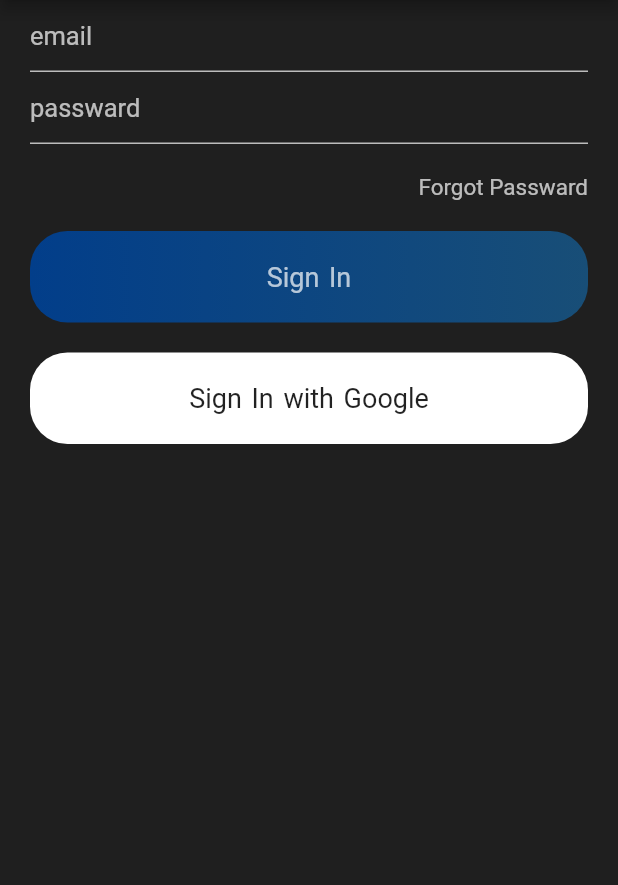
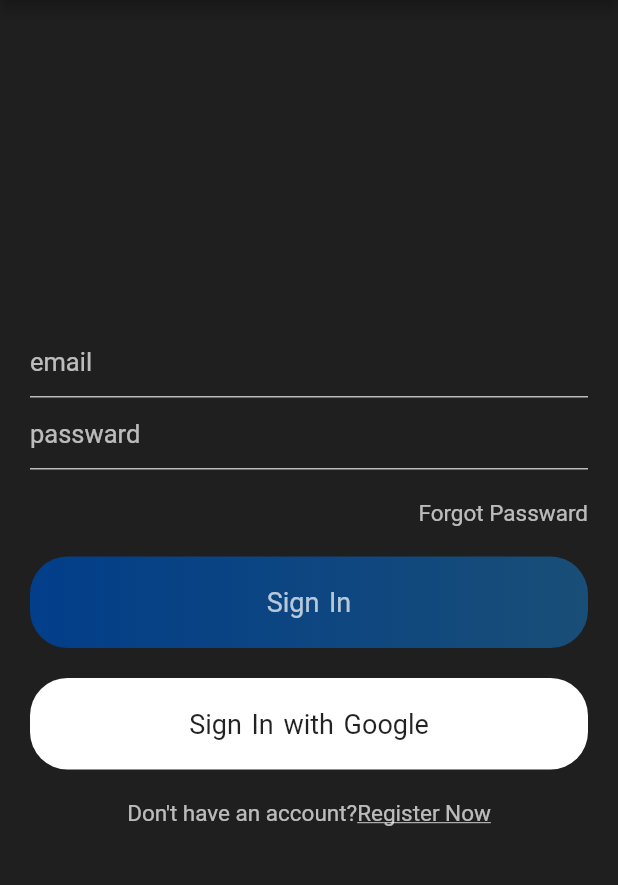
Before and after one commit to DARK-PROGRAMMER-I/Simple_Chat_App, a Flutter app: the screen it shows after launch, on a phone screen of 412 x 824 dp, the part 84-969 px from its top. Run offline on Flutter 3.47's test engine with Material 2 defaults, Android fonts, the phone set to English and light mode, and no system bars; our stand-ins replace google_fonts; missing offline and left inert: dart:ffi.

Commit message:
Simple_Chat_App

```diff
--- a/lib/views/signin.dart
+++ b/lib/views/signin.dart
@@ -17,11 +17,11 @@ class _SignInState extends State<SignIn> {
     return Scaffold(
       appBar: appBarMain(context),
       body: Container(
-        child: Center(
-          child: Padding(
+        child: Padding(
 
             padding: const EdgeInsets.symmetric(horizontal: 20),
             child: Column(
+              mainAxisAlignment: MainAxisAlignment.center,
               children: [
                 TextField(
                 decoration: hint_text("email"),
@@ -84,12 +84,23 @@ class _SignInState extends State<SignIn> {
                   ),
                 ),
 
+                SizedBox(
+                  height: 20,
+                ),
+                Row(
+                  mainAxisAlignment: MainAxisAlignment.center,
+                  children: [
+                    Text("Don't have an account?", style: TextStyle(color: Colors.white70, fontSize: 15),),
+                    Text("Register Now", style: TextStyle(color: Colors.white70, fontSize: 15, decoration: TextDecoration.underline),)
+                  ],
+                ),
+
 
               ],
             ),
           )
         ),
-      ),
+      // ),
     );
   }
   // TextField textFieldAdder(String text){
```
